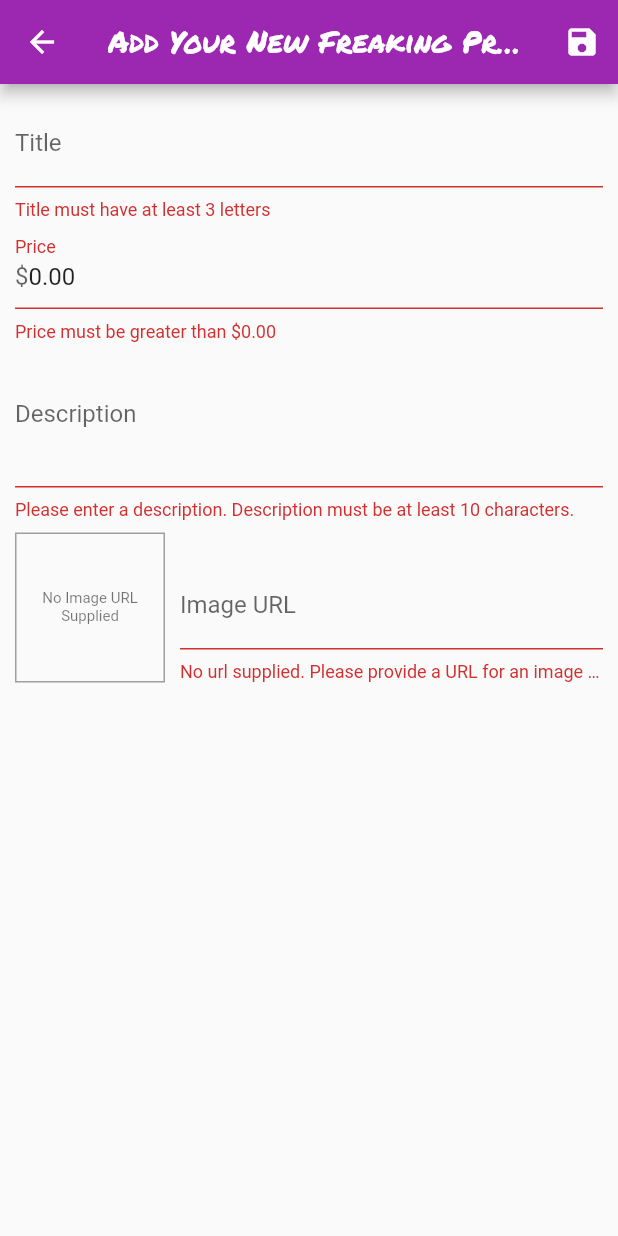
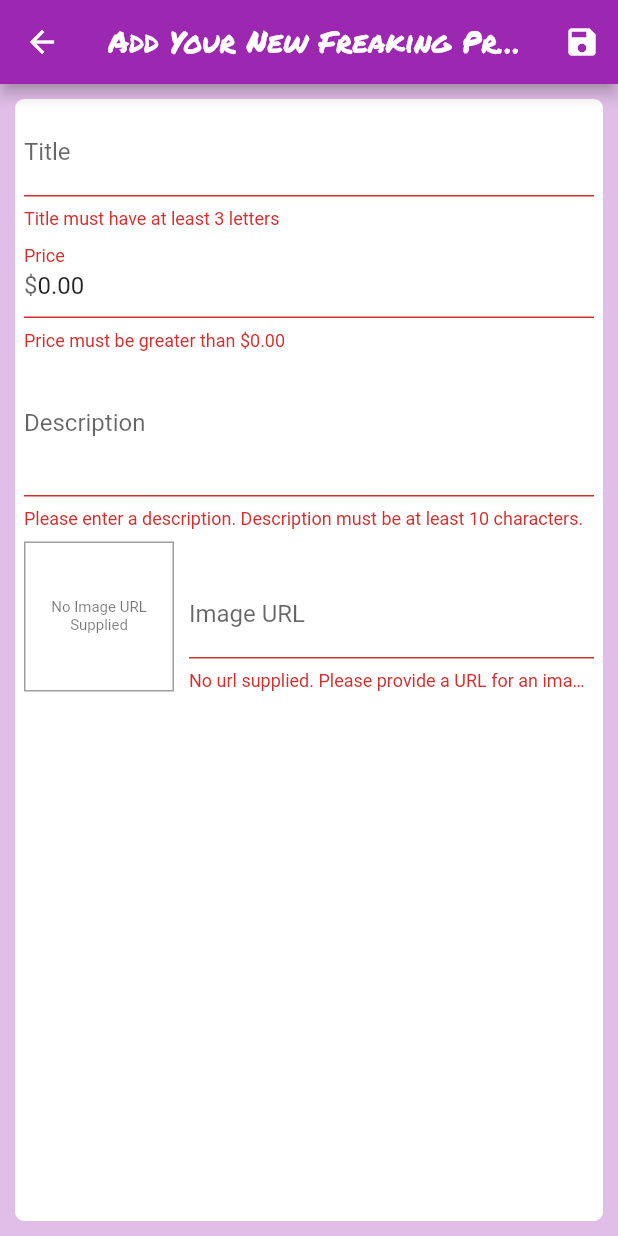
Before and after one commit to kenmaready/flutter_shopping_app, a Flutter app: the EditProductScreen screen opened directly, after a tap on the "save" icon, on a phone screen of 412 x 824 dp. Run offline on Flutter 3.47's test engine with Material 2 defaults, Android fonts, the light colour scheme and no system bars; our stand-ins replace flutter_dotenv, objectid, shared_preferences; accounts and stored records are empty.

Commit message:
Added some animations, including text and widget animations as well as page transitions

```diff
--- /dev/null
+++ b/lib/helpers/custom_route.dart
@@ -0,0 +1,32 @@
+import 'package:flutter/material.dart';
+
+class CustomRoute<T> extends MaterialPageRoute<T> {
+  CustomRoute(
+      {required WidgetBuilder builder,
+      RouteSettings settings = const RouteSettings()})
+      : super(builder: builder, settings: settings);
+
+  @override
+  Widget buildTransitions(BuildContext context, Animation<double> animation,
+      Animation<double> secondaryAnimation, Widget child) {
+    if (settings.name == '/') {
+      return child;
+    }
+    return ScaleTransition(scale: animation, child: child);
+  }
+}
+
+class CustomPageTransitionBuilder extends PageTransitionsBuilder {
+  @override
+  Widget buildTransitions<T>(
+      PageRoute<T> route,
+      BuildContext context,
+      Animation<double> animation,
+      Animation<double> secondaryAnimation,
+      Widget child) {
+    if (route.settings.name == '/') {
+      return child;
+    }
+    return ScaleTransition(scale: animation, child: child);
+  }
+}
--- a/lib/screens/cart.dart
+++ b/lib/screens/cart.dart
@@ -51,6 +51,7 @@ class _CartScreenState extends State<CartScreen> {
     final cart = Provider.of<Cart>(context);
 
     return Scaffold(
+        backgroundColor: Colors.purple.shade100,
         appBar: AppBar(
             title: Text("Your Blamazon Cart!",
                 style: TextStyle(fontFamily: 'PermanentMarker'))),
--- a/lib/screens/edit_product.dart
+++ b/lib/screens/edit_product.dart
@@ -112,6 +112,7 @@ class _EditProductScreenState extends State<EditProductScreen> {
   @override
   Widget build(BuildContext context) {
     return Scaffold(
+      backgroundColor: Colors.purple.shade100,
       appBar: AppBar(
           title: Text(_appBarTitle,
               style: const TextStyle(fontFamily: 'PermanentMarker')),
@@ -122,6 +123,11 @@ class _EditProductScreenState extends State<EditProductScreen> {
           ? const Center(child: CircularProgressIndicator())
           : Padding(
               padding: const EdgeInsets.all(10.0),
+              child: Container(
+                padding: EdgeInsets.all(6),
+                decoration: BoxDecoration(
+                    borderRadius: BorderRadius.circular(6),
+                    color: Colors.white),
                 child: Form(
                     key: _formKey,
                     child: ListView(children: [
@@ -135,8 +141,8 @@ class _EditProductScreenState extends State<EditProductScreen> {
                           }
                           return null;
                         },
-                      onFieldSubmitted: (_) =>
-                          FocusScope.of(context).requestFocus(_priceFocusNode),
+                        onFieldSubmitted: (_) => FocusScope.of(context)
+                            .requestFocus(_priceFocusNode),
                         onSaved: (value) {
                           _editedProduct =
                               _editedProduct.copyWith(title: value ?? '');
@@ -149,8 +155,8 @@ class _EditProductScreenState extends State<EditProductScreen> {
                         decoration: const InputDecoration(
                             labelText: 'Price', prefix: Text('\$')),
                         initialValue: _editedProduct.price.toStringAsFixed(2),
-                      keyboardType:
-                          const TextInputType.numberWithOptions(decimal: true),
+                        keyboardType: const TextInputType.numberWithOptions(
+                            decimal: true),
                         focusNode: _priceFocusNode,
                         onFieldSubmitted: (_) => FocusScope.of(context)
                             .requestFocus(_descriptionFocusNode),
@@ -159,7 +165,7 @@ class _EditProductScreenState extends State<EditProductScreen> {
                           if (value == null || value.isEmpty)
                             return 'Please enter a price';
                           if (double.tryParse(value) == null) {
-                          return '"${value}" is not a valid entry. Please enter a valid price.';
+                            return '"" is not a valid entry. Please enter a valid price.';
                           }
                           if (double.parse(value) <= 0.00) {
                             return 'Price must be greater than \$0.00';
@@ -193,19 +199,22 @@ class _EditProductScreenState extends State<EditProductScreen> {
                           onFieldSubmitted: (_) => FocusScope.of(context)
                               .requestFocus(_imageUrlFocusNode),
                           onSaved: (value) {
-                          _editedProduct =
-                              _editedProduct.copyWith(description: value ?? '');
+                            _editedProduct = _editedProduct.copyWith(
+                                description: value ?? '');
                             print(
                                 "_editedProduct updated from description field, current _editedProduct:");
                             _editedProduct.printIt();
                           }),
-                    Row(crossAxisAlignment: CrossAxisAlignment.end, children: [
+                      Row(
+                          crossAxisAlignment: CrossAxisAlignment.end,
+                          children: [
                             Container(
                               width: 100,
                               height: 100,
                               margin: const EdgeInsets.only(top: 8, right: 10),
                               decoration: BoxDecoration(
-                            border: Border.all(width: 1, color: Colors.grey)),
+                                  border:
+                                      Border.all(width: 1, color: Colors.grey)),
                               child: _imageUrlController.text.isEmpty
                                   ? const Center(
                                       child: Text(
@@ -215,13 +224,14 @@ class _EditProductScreenState extends State<EditProductScreen> {
                                       textAlign: TextAlign.center,
                                     ))
                                   : FittedBox(
-                                child: Image.network(_imageUrlController.text,
+                                      child: Image.network(
+                                          _imageUrlController.text,
                                           fit: BoxFit.cover)),
                             ),
                             Expanded(
                                 child: TextFormField(
-                              decoration:
-                                  const InputDecoration(labelText: 'Image URL'),
+                                    decoration: const InputDecoration(
+                                        labelText: 'Image URL'),
                                     // initialValue: _editedProduct.imageUrl,
                                     keyboardType: TextInputType.url,
                                     textInputAction: TextInputAction.done,
@@ -234,18 +244,18 @@ class _EditProductScreenState extends State<EditProductScreen> {
                                         return "No url supplied. Please provide a URL for an image of this product.";
                                       }
                                       if (!value.startsWith('http')) {
-                                  return '\"${value}\" is not a valid URL. Please provide a valid URL starting with http or https.';
+                                        return '\"\" is not a valid URL. Please provide a valid URL starting with http or https.';
                                       }
                                       if (!value.endsWith('.png') &&
                                           !value.endsWith('.jpg') &&
                                           !value.endsWith('.jpeg')) {
-                                  return '\"${value}\" is not a valid UR for an imageL. Please provide a valid URL for image ending with .png, .jpg or .jpeg';
+                                        return '\"\" is not a valid UR for an imageL. Please provide a valid URL for image ending with .png, .jpg or .jpeg';
                                       }
                                       return null;
                                     },
                                     onFieldSubmitted: (value) {
-                                _editedProduct =
-                                    _editedProduct.copyWith(imageUrl: value);
+                                      _editedProduct = _editedProduct.copyWith(
+                                          imageUrl: value);
                                       _saveForm();
                                     },
                                     onSaved: (value) {
@@ -258,6 +268,7 @@ class _EditProductScreenState extends State<EditProductScreen> {
                           ])
                     ])),
               ),
+            ),
     );
   }
 }
--- a/lib/screens/orders.dart
+++ b/lib/screens/orders.dart
@@ -47,6 +47,7 @@ class _OrdersScreenState extends State<OrdersScreen> {
     final orders = Provider.of<Orders>(context);
 
     return Scaffold(
+      backgroundColor: Colors.purple.shade100,
       appBar: AppBar(
           title: Text('Your Orders!',
               style: TextStyle(fontFamily: 'PermanentMarker'))),
--- a/lib/screens/user_products.dart
+++ b/lib/screens/user_products.dart
@@ -21,6 +21,7 @@ class UserProductsScreen extends StatelessWidget {
     // final products = Provider.of<Products>(context);
 
     return Scaffold(
+      backgroundColor: Colors.purple.shade100,
       appBar: AppBar(
           title: const Text('Manage Your Products!',
               style: TextStyle(fontFamily: 'PermanentMarker')),
--- a/lib/widgets/app_drawer.dart
+++ b/lib/widgets/app_drawer.dart
@@ -2,6 +2,7 @@ import 'package:provider/provider.dart';
 import 'package:flutter/material.dart';
 //
 import '../screens/user_products.dart';
+import '../helpers/custom_route.dart';
 import '../screens/auth_screen.dart';
 import '../screens/orders.dart';
 import '../providers/auth.dart';
@@ -43,7 +44,8 @@ class AppDrawer extends StatelessWidget {
           leading: const Icon(Icons.payment),
           title: const Text('Orders'),
           onTap: () {
-            Navigator.of(context).pushReplacementNamed(OrdersScreen.routeName);
+            Navigator.of(context)
+                .pushReplacement(CustomRoute(builder: (ctx) => OrdersScreen()));
           },
         ),
         ListTile(
--- a/lib/widgets/user_product_item.dart
+++ b/lib/widgets/user_product_item.dart
@@ -14,7 +14,8 @@ class UserProductItemWidget extends StatelessWidget {
   @override
   Widget build(BuildContext context) {
     final scaffold = ScaffoldMessenger.of(context);
-    return ListTile(
+    return Card(
+      child: ListTile(
           leading: CircleAvatar(
             backgroundImage: NetworkImage(product.imageUrl),
           ),
@@ -43,6 +44,7 @@ class UserProductItemWidget extends StatelessWidget {
                 },
               ),
             ],
-        ));
+          )),
+    );
   }
 }
--- a/pubspec.yaml
+++ b/pubspec.yaml
@@ -66,6 +66,7 @@ flutter:
   # To add assets to your application, add an assets section, like this:
   assets:
     - .env
+    - assets/img/product-placeholder.png
     # - assets/products.txt
   #   - images/a_dot_ham.jpeg
 
```
Also changed, not shown: lib/main.dart (+6 -1 lines), lib/screens/auth_screen.dart (+48 -6 lines), lib/screens/product_detail.dart (+34 -19 lines), lib/widgets/order_summary.dart (+31 -8 lines), lib/widgets/product_item.dart (+11 -9 lines), assets/img/product-placeholder.png (added). Lines whose indentation alone changed are shown as unchanged.
